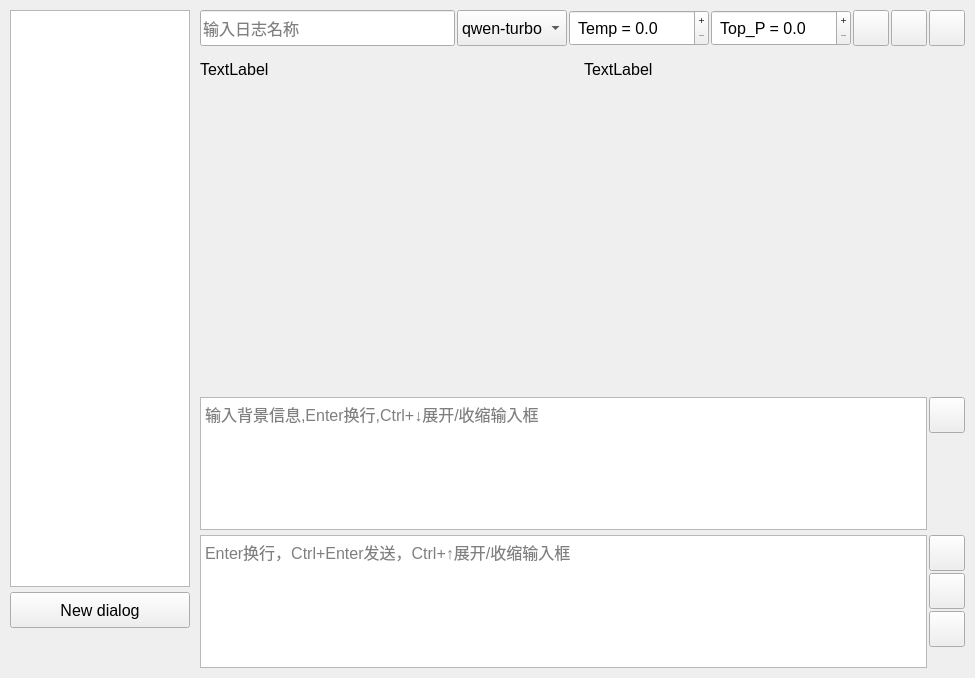
This is chatgpt_project/ui/chatgpt_ui.ui in bigdeeer/toolbox as Qt 5 draws it before an edit. The edited form follows.
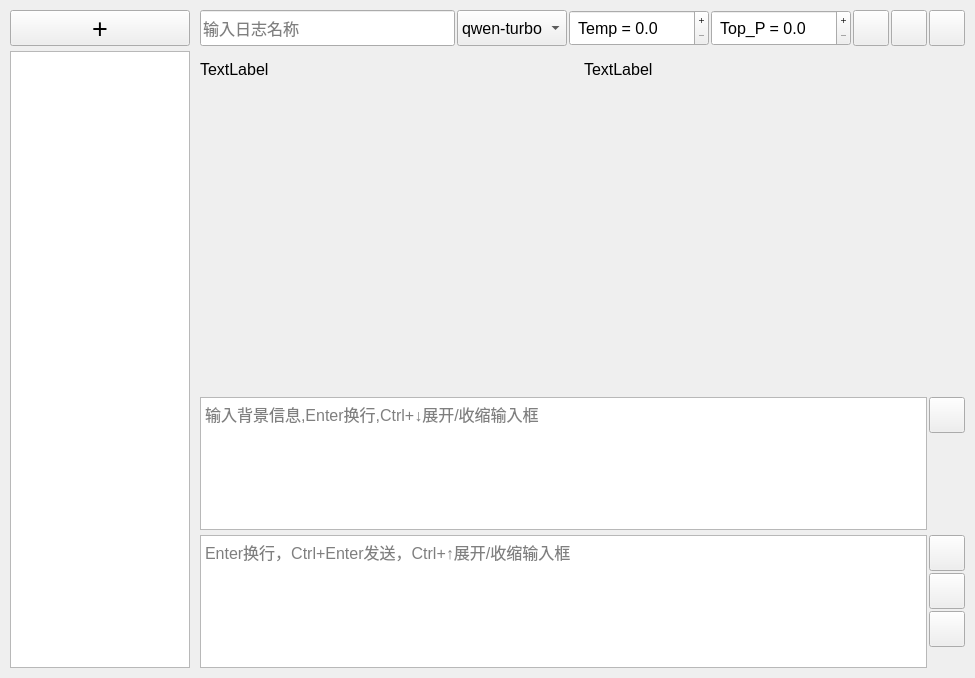
This is the edited form. Icons and pictures are not drawn. Custom widgets are drawn as their Qt base class.

Patch:
```diff
--- a/chatgpt_project/ui/chatgpt_ui.ui
+++ b/chatgpt_project/ui/chatgpt_ui.ui
@@ -71,7 +71,7 @@
         <height>16777215</height>
        </size>
       </property>
-      <layout class="QVBoxLayout" name="menu_vlayout" stretch="0,0,0">
+      <layout class="QVBoxLayout" name="menu_vlayout" stretch="0,0">
        <property name="spacing">
         <number>5</number>
        </property>
@@ -87,15 +87,6 @@
        <property name="bottomMargin">
         <number>0</number>
        </property>
-       <item>
-        <widget class="QListWidget" name="dialog_names_list">
-         <property name="font">
-          <font>
-           <pointsize>12</pointsize>
-          </font>
-         </property>
-        </widget>
-       </item>
        <item>
         <widget class="QPushButton" name="new_dialog_btn">
          <property name="minimumSize">
@@ -112,29 +103,22 @@
          </property>
          <property name="font">
           <font>
-           <pointsize>12</pointsize>
+           <pointsize>20</pointsize>
           </font>
          </property>
          <property name="text">
-          <string>New dialog</string>
+          <string>+</string>
          </property>
         </widget>
        </item>
        <item>
-        <spacer name="verticalSpacer_3">
-         <property name="orientation">
-          <enum>Qt::Vertical</enum>
+        <widget class="QListWidget" name="dialog_names_list">
+         <property name="font">
+          <font>
+           <pointsize>12</pointsize>
+          </font>
          </property>
-         <property name="sizeType">
-          <enum>QSizePolicy::Preferred</enum>
-         </property>
-         <property name="sizeHint" stdset="0">
-          <size>
-           <width>20</width>
-           <height>40</height>
-          </size>
-         </property>
-        </spacer>
+        </widget>
        </item>
       </layout>
      </widget>
```
